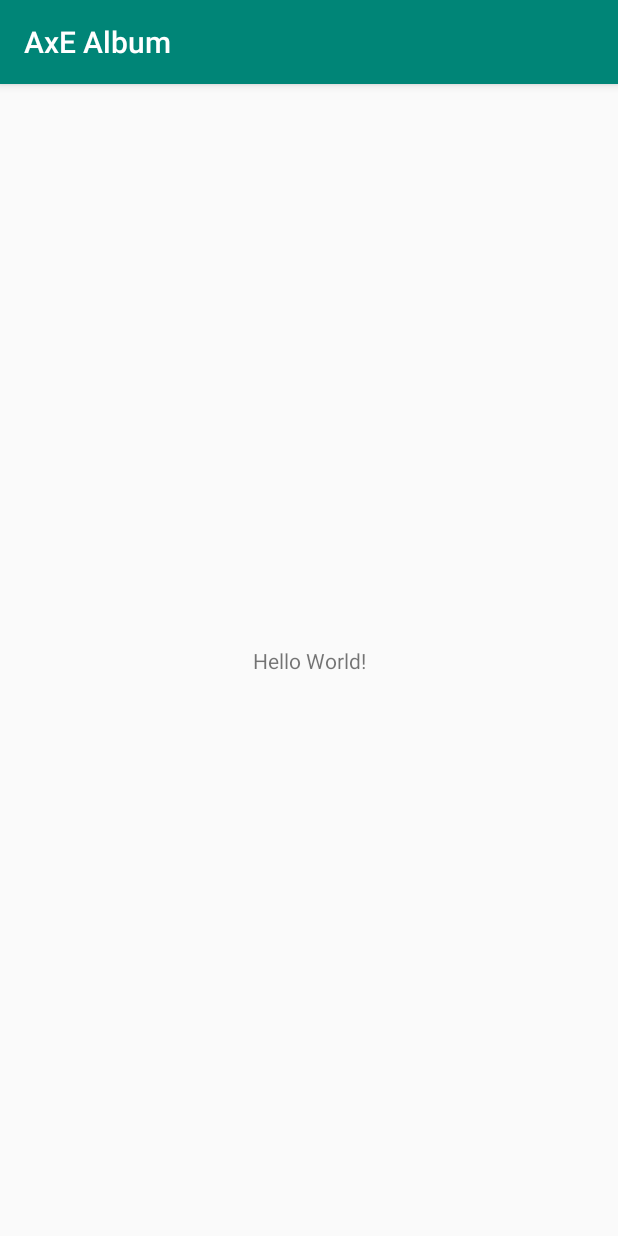
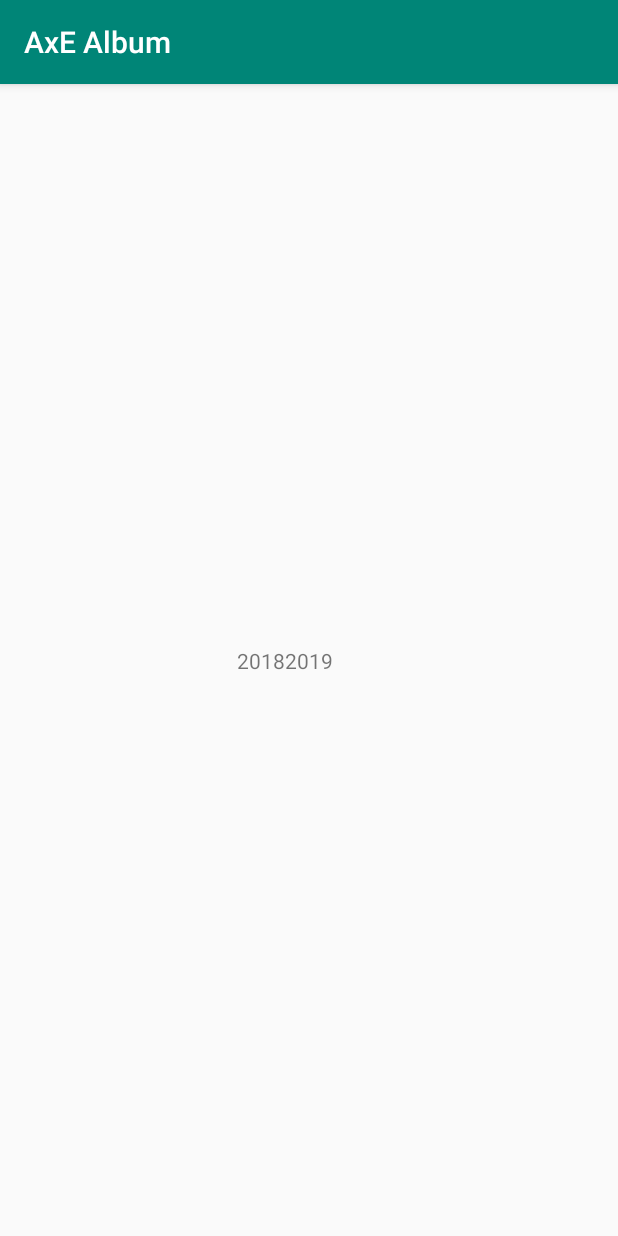
Before and after one commit to kvaleriano/AndroidAlbum, an Android app: the screen it shows after launch (MainActivity), on a phone screen of 412 x 824 dp. Run offline under Robolectric (Android 15) with nearby library versions, the phone set to English and light mode, and no system bars; our stand-ins replace CircleImageView; 1 statement that could not run was skipped.

Commit message:
Progress on project structure/Finished YearAdapter

```diff
--- a/app/build.gradle
+++ b/app/build.gradle
@@ -26,7 +26,9 @@ dependencies {
     implementation fileTree(dir: 'libs', include: ['*.jar'])
     implementation"org.jetbrains.kotlin:kotlin-stdlib-jdk7:$kotlin_version"
     implementation 'com.android.support:appcompat-v7:28.0.0'
+    implementation 'com.android.support:recyclerview-v7:28.0.0'
     implementation 'com.android.support.constraint:constraint-layout:1.1.3'
+    implementation 'de.hdodenhof:circleimageview:3.0.0'
     testImplementation 'junit:junit:4.12'
     androidTestImplementation 'com.android.support.test:runner:1.0.2'
     androidTestImplementation 'com.android.support.test.espresso:espresso-core:3.0.2'
--- a/app/src/main/AndroidManifest.xml
+++ b/app/src/main/AndroidManifest.xml
@@ -9,7 +9,7 @@
             android:roundIcon="@mipmap/ic_launcher_round"
             android:supportsRtl="true"
             android:theme="@style/AppTheme">
-        <activity android:name=".MainActivity">
+        <activity android:name=".Activities.MainActivity">
             <intent-filter>
                 <action android:name="android.intent.action.MAIN"/>
 
--- /dev/null
+++ b/app/src/main/java/com/example/axealbum/Activities/MainActivity.kt
@@ -0,0 +1,35 @@
+package com.example.axealbum.Activities
+
+import android.support.v7.app.AppCompatActivity
+import android.os.Bundle
+import android.support.v7.widget.GridLayoutManager
+import com.example.axealbum.Adapters.YearAdapter
+import com.example.axealbum.Data.Memory
+import com.example.axealbum.Data.Year
+import com.example.axealbum.R
+import kotlinx.android.synthetic.main.activity_main.*
+
+class MainActivity : AppCompatActivity() {
+
+    override fun onCreate(savedInstanceState: Bundle?) {
+        super.onCreate(savedInstanceState)
+        setContentView(R.layout.activity_main)
+
+        val years = ArrayList<Year>()
+
+        var memories2018 = ArrayList<Memory>()
+        var year2018 = Year("2018", 1, memories2018)
+
+        var memories2019 = ArrayList<Memory>()
+        var year2019 = Year("2019", 1, memories2019)
+
+        years.add(year2018)
+        years.add(year2019)
+
+        val adapter = YearAdapter(years)
+        yearsRecyclerView.adapter = adapter
+
+        val layoutManager = GridLayoutManager(this, 3)
+        yearsRecyclerView.layoutManager = layoutManager
+    }
+}
--- /dev/null
+++ b/app/src/main/java/com/example/axealbum/Activities/MemoryDetailActivity.kt
@@ -0,0 +1,4 @@
+package com.example.axealbum.Activities
+
+class MemoryDetailActivity {
+}
--- /dev/null
+++ b/app/src/main/java/com/example/axealbum/Activities/YearActivity.kt
@@ -0,0 +1,4 @@
+package com.example.axealbum.Activities
+
+class YearActivity {
+}
--- /dev/null
+++ b/app/src/main/java/com/example/axealbum/Adapters/YearAdapter.kt
@@ -0,0 +1,50 @@
+package com.example.axealbum.Adapters
+
+import android.content.Context
+import android.content.Intent
+import android.support.v7.widget.RecyclerView
+import android.view.View
+import android.view.ViewGroup
+import android.widget.TextView
+import com.example.axealbum.Data.Year
+import com.example.axealbum.Helper.inflate
+import com.example.axealbum.R
+import de.hdodenhof.circleimageview.CircleImageView
+import kotlinx.android.synthetic.main.row_year.view.*
+
+class YearAdapter(private val years: List<Year>): RecyclerView.Adapter<YearAdapter.ViewHolder>() {
+
+    override fun onCreateViewHolder(parent: ViewGroup, viewType: Int): YearAdapter.ViewHolder {
+        val inflatedView = parent.inflate(R.layout.row_year, false)
+        return ViewHolder(inflatedView)
+    }
+
+    override fun getItemCount() = years.size
+
+    override fun onBindViewHolder(viewHolder: YearAdapter.ViewHolder, position: Int) {
+        viewHolder.bindYear(years[position])
+    }
+
+    class ViewHolder(v: View): RecyclerView.ViewHolder(v), View.OnClickListener {
+
+        private val yearImageView: CircleImageView
+        private val yearTextView: TextView
+
+        init {
+            v.setOnClickListener(this)
+            yearImageView = v.findViewById(R.id.yearImageView)
+            yearTextView = v.findViewById(R.id.yearTextView)
+        }
+
+        override fun onClick(view: View?) {
+            val context = itemView.context
+            //val showYearIntent = Intent(context )
+        }
+
+        fun bindYear(year: Year) {
+            yearTextView.text = year.name
+            yearImageView.setImageResource(year.image)
+        }
+    }
+
+}
--- /dev/null
+++ b/app/src/main/java/com/example/axealbum/Data/Year.kt
@@ -0,0 +1,4 @@
+package com.example.axealbum.Data
+
+class Year(var name: String, var image: Int, var memories: List<Memory>) {
+}
--- /dev/null
+++ b/app/src/main/java/com/example/axealbum/Helper/Extensions.kt
@@ -0,0 +1,10 @@
+package com.example.axealbum.Helper
+
+import android.support.annotation.LayoutRes
+import android.view.LayoutInflater
+import android.view.View
+import android.view.ViewGroup
+
+fun ViewGroup.inflate(@LayoutRes layoutRes: Int, attachToRoot: Boolean = false): View {
+    return LayoutInflater.from(context).inflate(layoutRes, this, attachToRoot)
+}
--- a/app/src/main/res/layout/activity_main.xml
+++ b/app/src/main/res/layout/activity_main.xml
@@ -5,12 +5,13 @@
         xmlns:app="http://schemas.android.com/apk/res-auto"
         android:layout_width="match_parent"
         android:layout_height="match_parent"
-        tools:context=".MainActivity">
+        tools:context=".Activities.MainActivity">
 
-    <TextView
+
+    <android.support.v7.widget.RecyclerView
+            android:id="@+id/yearsRecyclerView"
             android:layout_width="wrap_content"
             android:layout_height="wrap_content"
-            android:text="Hello World!"
             app:layout_constraintBottom_toBottomOf="parent"
             app:layout_constraintLeft_toLeftOf="parent"
             app:layout_constraintRight_toRightOf="parent"
--- /dev/null
+++ b/app/src/main/res/layout/row_year.xml
@@ -0,0 +1,23 @@
+<?xml version="1.0" encoding="utf-8"?>
+<android.support.constraint.ConstraintLayout xmlns:android="http://schemas.android.com/apk/res/android"
+                                             android:layout_width="match_parent"
+                                             android:layout_height="match_parent"
+                                             xmlns:app="http://schemas.android.com/apk/res-auto">
+
+    <de.hdodenhof.circleimageview.CircleImageView
+            android:id="@+id/yearImageView"
+            android:layout_width="wrap_content"
+            android:layout_height="wrap_content"
+            app:layout_constraintLeft_toLeftOf="parent"
+            app:layout_constraintRight_toRightOf="parent"
+            app:layout_constraintTop_toTopOf="parent"/>
+
+    <TextView
+            android:id="@+id/yearTextView"
+            android:layout_width="wrap_content"
+            android:layout_height="wrap_content"
+            app:layout_constraintLeft_toLeftOf="parent"
+            app:layout_constraintRight_toRightOf="parent"
+            app:layout_constraintTop_toBottomOf="@+id/yearImageView"/>
+
+</android.support.constraint.ConstraintLayout>
```
Also changed, not shown: app/src/main/java/com/example/axealbum/Data/Memory.kt (added, +29 -0 lines), app/src/main/java/com/example/axealbum/MainActivity.kt (deleted, +0 -12 lines), 5 other files.
